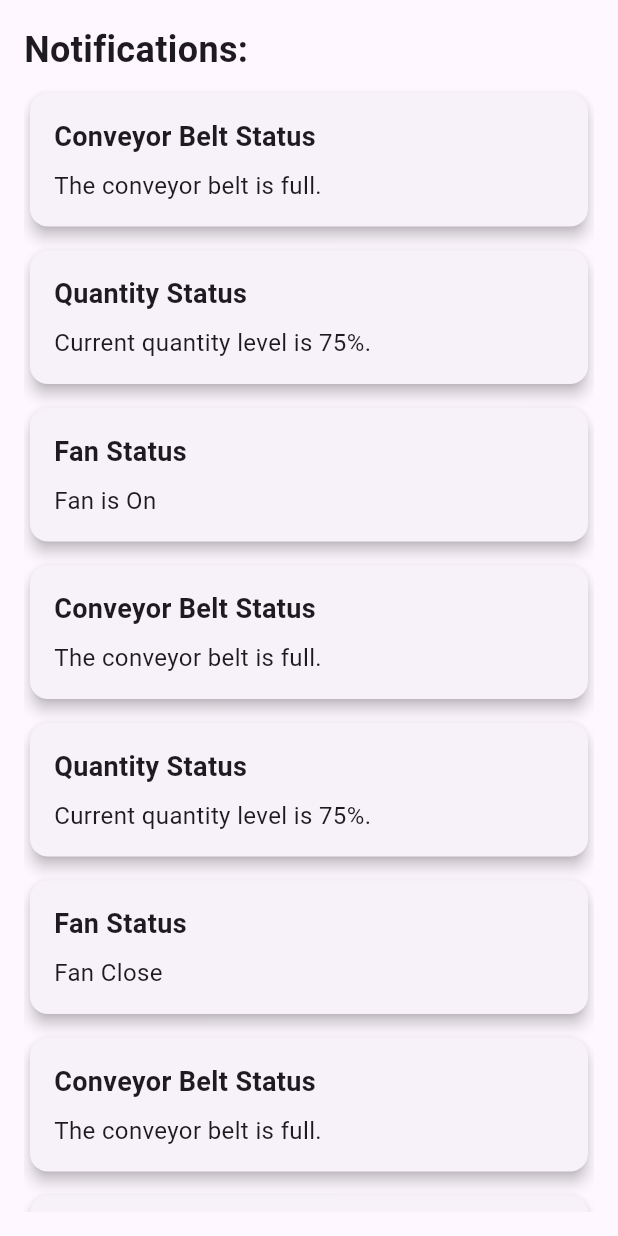
After one commit to kabilmbarki/Smart-Home-Control-App, a Flutter app: the NotificationPage screen opened directly, on a phone screen of 412 x 824 dp. The commit adds this screen. Run offline on Flutter 3.47's test engine with Material 3 defaults, Android fonts, the phone set to English and light mode, and no system bars; our stand-ins replace firebase_auth, firebase_core, firebase_database, firebase_messaging, flutter_local_notifications; accounts and stored records are empty; network calls fail.

Commit message:
first commit for the app

```diff
--- a/lib/CreatAccount.dart
+++ b/lib/CreatAccount.dart
@@ -91,7 +91,8 @@ class _CreatAccountState extends State<CreatAccount> {
           style: TextStyle(fontWeight: FontWeight.bold),
         ),
       ),
-      body: Padding(
+      body: SingleChildScrollView(
+        child: Padding(
           padding: const EdgeInsets.all(16.0),
           child: Column(
             mainAxisAlignment: MainAxisAlignment.center,
@@ -142,6 +143,7 @@ class _CreatAccountState extends State<CreatAccount> {
             ],
           ),
         ),
+      ),
     );
   }
 }
--- /dev/null
+++ b/lib/notification.dart
@@ -0,0 +1,141 @@
+import 'package:flutter/material.dart';
+
+class NotificationPage extends StatelessWidget {
+  final bool isConveyorBeltFull =
+      true; // Example status, you can change this based on your logic
+  final int quantityLevel =
+      75; // Example quantity level, you can change this based on your logic
+
+  @override
+  Widget build(BuildContext context) {
+    return Scaffold(
+      body: Padding(
+        padding: const EdgeInsets.all(16.0),
+        child: ListView(
+          //crossAxisAlignment: CrossAxisAlignment.start,
+          children: [
+            Text(
+              'Notifications:',
+              style: TextStyle(
+                fontSize: 24.0,
+                fontWeight: FontWeight.bold,
+              ),
+            ),
+            SizedBox(height: 8),
+            Container(
+              width: 400,
+              child: NotificationCard(
+                title: 'Conveyor Belt Status',
+                message: isConveyorBeltFull
+                    ? 'The conveyor belt is full.'
+                    : 'The conveyor belt is not full.',
+              ),
+            ),
+            SizedBox(height: 8),
+            Container(
+              width: 400,
+              child: NotificationCard(
+                title: 'Quantity Status',
+                message: 'Current quantity level is $quantityLevel%.',
+              ),
+            ),
+            SizedBox(height: 8),
+            Container(
+              width: 400,
+              child: NotificationCard(
+                title: 'Fan Status',
+                message: 'Fan is On ',
+              ),
+            ),
+            SizedBox(height: 8),
+            Container(
+              width: 400,
+              child: NotificationCard(
+                title: 'Conveyor Belt Status',
+                message: isConveyorBeltFull
+                    ? 'The conveyor belt is full.'
+                    : 'The conveyor belt is not full.',
+              ),
+            ),
+            SizedBox(height: 8),
+            Container(
+              width: 400,
+              child: NotificationCard(
+                title: 'Quantity Status',
+                message: 'Current quantity level is $quantityLevel%.',
+              ),
+            ),
+            SizedBox(height: 8),
+            Container(
+              width: 400,
+              child: NotificationCard(
+                title: 'Fan Status',
+                message: 'Fan Close ',
+              ),
+            ),
+            SizedBox(height: 8),
+            Container(
+              width: 400,
+              child: NotificationCard(
+                title: 'Conveyor Belt Status',
+                message: isConveyorBeltFull
+                    ? 'The conveyor belt is full.'
+                    : 'The conveyor belt is not full.',
+              ),
+            ),
+            SizedBox(height: 8),
+            Container(
+              width: 400,
+              child: NotificationCard(
+                title: 'Quantity Status',
+                message: 'Current quantity level is $quantityLevel%.',
+              ),
+            ),
+          ],
+        ),
+      ),
+    );
+  }
+}
+
+class NotificationCard extends StatelessWidget {
+  final String title;
+  final String message;
+
+  const NotificationCard({
+    required this.title,
+    required this.message,
+  });
+
+  @override
+  Widget build(BuildContext context) {
+    return Card(
+      elevation: 4.0,
+      shape: RoundedRectangleBorder(
+        borderRadius: BorderRadius.circular(12.0),
+      ),
+      child: Padding(
+        padding: const EdgeInsets.all(16.0),
+        child: Column(
+          crossAxisAlignment: CrossAxisAlignment.start,
+          children: [
+            Text(
+              title,
+              style: TextStyle(
+                fontSize: 18.0,
+                fontWeight: FontWeight.bold,
+              ),
+            ),
+            SizedBox(height: 8),
+            Text(
+              message,
+              style: TextStyle(
+                fontSize: 16.0,
+              ),
+            ),
+          ],
+        ),
+      ),
+    );
+  }
+}
--- a/pubspec.yaml
+++ b/pubspec.yaml
@@ -39,6 +39,7 @@ dependencies:
   firebase_auth: ^4.19.4
   firebase_database: ^10.5.4
   firebase_messaging: ^14.9.1
+  flutter_local_notifications: ^17.1.2
 
 
 
```
Also changed, not shown: lib/Accueil.dart (+33 -3 lines), lib/LoginPage.dart (+6 -3 lines), lib/main.dart (+14 -2 lines), lib/notification_service.dart (added, +44 -0 lines), pubspec.lock, 3 other files. Lines whose indentation alone changed are shown as unchanged.
